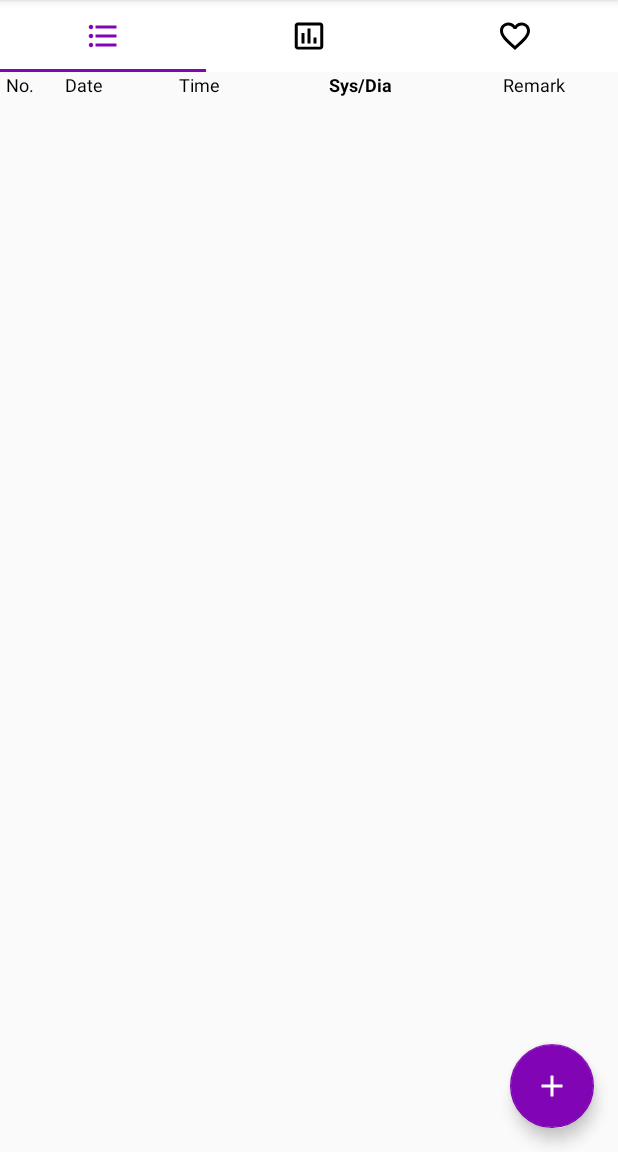
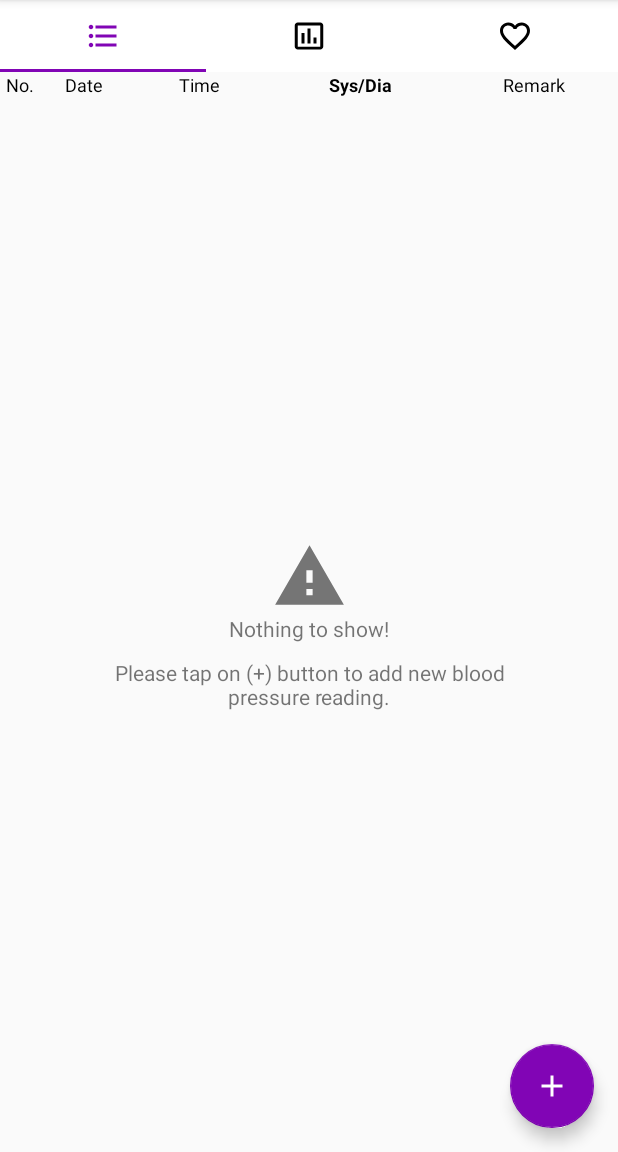
Before and after one commit to yogrival911/Blood-Pressure-Log, an Android app: the screen it shows after launch (MainActivity), on a phone screen of 412 x 824 dp, the part 84-1236 px from its top. Run offline under Robolectric (Android 15) with nearby library versions, the light colour scheme and no system bars; our stand-ins replace Room's generated code; Roboto replaces fonts that are not available here.

Commit message:
Blood Pressure Log

```diff
--- a/app/src/main/java/com/example/bloodpressurelog/ListFragment.java
+++ b/app/src/main/java/com/example/bloodpressurelog/ListFragment.java
@@ -7,6 +7,7 @@ import android.view.View;
 import android.view.ViewGroup;
 
 import androidx.annotation.NonNull;
+import androidx.constraintlayout.widget.ConstraintLayout;
 import androidx.fragment.app.Fragment;
 import androidx.lifecycle.Observer;
 import androidx.lifecycle.ViewModelProviders;
@@ -26,6 +27,7 @@ public class ListFragment extends Fragment {
     LinearLayoutManager layoutManager;
     RecordViewModel recordViewModel;
     MyAdapter myAdapter;
+    ConstraintLayout noDataLayout;
     // TODO: Rename parameter arguments, choose names that match
     // the fragment initialization parameters, e.g. ARG_ITEM_NUMBER
     private static final String ARG_PARAM1 = "param1";
@@ -71,6 +73,7 @@ public class ListFragment extends Fragment {
         // Inflate the layout for this fragment
         View view = inflater.inflate(R.layout.fragment_list, container, false);
         recyclerView = view.findViewById(R.id.recyclerView);
+        noDataLayout = view.findViewById(R.id.noDataLayout);
         layoutManager = new LinearLayoutManager(getContext());
         recyclerView.setLayoutManager(layoutManager);
         myAdapter = new MyAdapter(getContext());
@@ -80,6 +83,15 @@ public class ListFragment extends Fragment {
             @Override
             public void onChanged(List<Record> records) {
                 myAdapter.setRecordList(records);
+                if(records.isEmpty()){
+                    noDataLayout.setVisibility(View.VISIBLE);
+                    myAdapter.notifyDataSetChanged();
+                }
+                else{
+                    noDataLayout.setVisibility(View.GONE);
+                    myAdapter.setRecordList(records);
+                }
+
 
             }
         });
--- a/app/src/main/java/com/example/bloodpressurelog/SplashActivity.java
+++ b/app/src/main/java/com/example/bloodpressurelog/SplashActivity.java
@@ -2,6 +2,9 @@ package com.example.bloodpressurelog;
 
 import androidx.appcompat.app.AppCompatActivity;
 
+import android.animation.ObjectAnimator;
+import android.animation.PropertyValuesHolder;
+import android.animation.ValueAnimator;
 import android.content.Intent;
 import android.os.Bundle;
 import android.os.Handler;
@@ -30,10 +33,19 @@ public class SplashActivity extends AppCompatActivity {
         imageView = findViewById(R.id.imageView);
         textViewTitle = findViewById(R.id.textViewTitle);
         slogan = findViewById(R.id.slogan);
-
-        imageView.setAnimation(topAnimation);
+//
+//        imageView.setAnimation(topAnimation);
         textViewTitle.setAnimation(bottomAnimation);
         slogan.setAnimation(bottomAnimation);
+
+        ObjectAnimator objectAnimator = ObjectAnimator.ofPropertyValuesHolder(imageView,
+                PropertyValuesHolder.ofFloat("scaleX", 1.2f),
+                PropertyValuesHolder.ofFloat("scaleY", 1.2f));
+
+        objectAnimator.setDuration(1000);
+        objectAnimator.setRepeatCount(ValueAnimator.INFINITE);
+        objectAnimator.setRepeatMode(ValueAnimator.REVERSE);
+        objectAnimator.start();
 
         new Handler().postDelayed(new Runnable() {
             @Override
--- /dev/null
+++ b/app/src/main/res/drawable/empty.xml
@@ -0,0 +1,5 @@
+<vector android:height="24dp" android:tint="#757575"
+    android:viewportHeight="24" android:viewportWidth="24"
+    android:width="24dp" xmlns:android="http://schemas.android.com/apk/res/android">
+    <path android:fillColor="@android:color/white" android:pathData="M1,21h22L12,2 1,21zM13,18h-2v-2h2v2zM13,14h-2v-4h2v4z"/>
+</vector>
--- a/app/src/main/res/layout/activity_splash.xml
+++ b/app/src/main/res/layout/activity_splash.xml
@@ -8,11 +8,12 @@
 
     <ImageView
         android:id="@+id/imageView"
-        android:layout_width="200dp"
-        android:layout_height="200dp"
+        android:layout_width="150dp"
+        android:layout_height="150dp"
         android:layout_marginStart="106dp"
-        android:layout_marginTop="246dp"
+        android:layout_marginTop="230dp"
         android:layout_marginEnd="106dp"
+        app:layout_constraintBottom_toTopOf="@+id/textViewTitle"
         app:layout_constraintEnd_toEndOf="parent"
         app:layout_constraintStart_toStartOf="parent"
         app:layout_constraintTop_toTopOf="parent"
--- a/app/src/main/res/layout/fragment_list.xml
+++ b/app/src/main/res/layout/fragment_list.xml
@@ -9,6 +9,49 @@
     <androidx.constraintlayout.widget.ConstraintLayout
         android:layout_width="match_parent"
         android:layout_height="match_parent">
+
+        <androidx.constraintlayout.widget.ConstraintLayout
+            android:id="@+id/noDataLayout"
+            android:layout_width="wrap_content"
+            android:layout_height="wrap_content"
+            app:layout_constraintBottom_toBottomOf="@+id/recyclerView"
+            app:layout_constraintEnd_toEndOf="parent"
+            app:layout_constraintStart_toStartOf="parent"
+            app:layout_constraintTop_toTopOf="@+id/recyclerView">
+
+            <ImageView
+                android:id="@+id/imageView2"
+                android:layout_width="50dp"
+                android:layout_height="50dp"
+                android:src="@drawable/empty"
+                app:layout_constraintBottom_toTopOf="@+id/textView4"
+                app:layout_constraintEnd_toEndOf="parent"
+                app:layout_constraintHorizontal_bias="0.5"
+                app:layout_constraintStart_toStartOf="parent"
+                app:layout_constraintTop_toTopOf="parent" />
+
+            <TextView
+                android:id="@+id/textView6"
+                android:layout_width="300dp"
+                android:layout_height="wrap_content"
+                android:layout_marginTop="10dp"
+                android:text="Please tap on (+) button to add new blood pressure reading."
+                android:textAlignment="center"
+                app:layout_constraintEnd_toEndOf="parent"
+                app:layout_constraintHorizontal_bias="0.5"
+                app:layout_constraintStart_toStartOf="parent"
+                app:layout_constraintTop_toBottomOf="@+id/textView4" />
+
+            <TextView
+                android:id="@+id/textView4"
+                android:layout_width="wrap_content"
+                android:layout_height="wrap_content"
+                android:text="Nothing to show!"
+                app:layout_constraintEnd_toEndOf="@+id/imageView2"
+                app:layout_constraintStart_toStartOf="@+id/imageView2"
+                app:layout_constraintTop_toBottomOf="@+id/imageView2" />
+
+        </androidx.constraintlayout.widget.ConstraintLayout>
 
         <LinearLayout
             android:id="@+id/linearLayout2"
@@ -80,9 +123,14 @@
             android:elevation="1dp"
             app:layout_constraintBottom_toBottomOf="parent"
             app:layout_constraintEnd_toEndOf="parent"
+            app:layout_constraintHorizontal_bias="1.0"
             app:layout_constraintStart_toStartOf="parent"
             app:layout_constraintTop_toBottomOf="@+id/linearLayout2"
-            app:reverseLayout="false" />
+            app:layout_constraintVertical_bias="0.0"
+            app:reverseLayout="false" >
+
+        </androidx.recyclerview.widget.RecyclerView>
+
     </androidx.constraintlayout.widget.ConstraintLayout>
 
 </FrameLayout>
```
